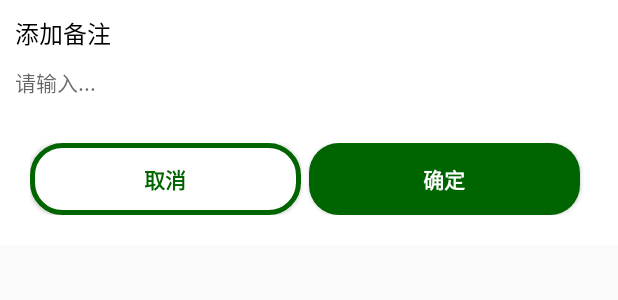
After one commit to BrBeau/KeepAccount, an Android app: the layout dialog_beizhu.xml on its own in the app's theme, with its tools: preview values and no code run, on a phone screen of 412 x 824 dp. The commit adds this screen. Shown: the top 300 px of the screen. Run offline under Robolectric (Android 15) with nearby library versions, the phone set to English and light mode, and no system bars.

```diff
--- /dev/null
+++ b/app/src/main/res/drawable/dialog_btn_bg.xml
@@ -0,0 +1,9 @@
+<?xml version="1.0" encoding="utf-8"?>
+<shape xmlns:android="http://schemas.android.com/apk/res/android"
+    android:shape="rectangle">
+    <!-- 四个角设定弧度-->
+    <corners android:radius="20dp"/>
+<!--    填充颜色-->
+    <solid android:color="@color/colorWhite"/>
+    <stroke android:color="@color/colorGreen" android:width="3dp"/>
+</shape>
--- /dev/null
+++ b/app/src/main/res/drawable/main_recordbtn_bg.xml
@@ -0,0 +1,7 @@
+<?xml version="1.0" encoding="utf-8"?>
+<shape xmlns:android="http://schemas.android.com/apk/res/android"
+    android:shape="rectangle">
+    <solid android:color="@color/colorGreen"/>
+    <!-- 表示四个角的弧度-->
+    <corners android:radius="20dp"/>
+</shape>
--- /dev/null
+++ b/app/src/main/res/layout/dialog_beizhu.xml
@@ -0,0 +1,52 @@
+<?xml version="1.0" encoding="utf-8"?>
+<RelativeLayout xmlns:android="http://schemas.android.com/apk/res/android"
+    android:layout_width="match_parent" android:layout_height="wrap_content"
+    android:padding="10dp"
+    android:background="@color/colorWhite">
+    <TextView
+        android:id="@+id/dialog_beizhu_tv"
+        android:layout_width="wrap_content"
+        android:layout_height="wrap_content"
+        android:text="@string/beizhu_dialog_fill"
+        android:textSize="16sp"
+        android:textColor="@color/colorBlack"/>
+    <EditText
+        android:id="@+id/dialog_beizhu_et"
+        android:layout_width="match_parent"
+        android:layout_height="wrap_content"
+        android:layout_below="@id/dialog_beizhu_tv"
+        android:hint="@string/beizhu_dialog_input"
+        android:layout_marginTop="10dp"
+        android:layout_marginBottom="20dp"
+        android:textSize="14sp"
+        android:background="@color/colorWhite">
+        <requestFocus/>
+    </EditText>
+    <LinearLayout
+        android:layout_width="match_parent"
+        android:layout_height="wrap_content"
+        android:orientation="horizontal"
+        android:layout_below="@id/dialog_beizhu_et"
+        android:padding="10dp">
+        <Button
+            android:id="@+id/dialog_beizhu_btn_cancel"
+            android:layout_width="0dp"
+            android:layout_height="wrap_content"
+            android:layout_weight="1"
+            android:text="@string/beizhu_dialog_cancel"
+            android:background="@drawable/dialog_btn_bg"
+            android:textStyle="bold"
+            android:textColor="@color/colorGreen"
+            android:layout_marginRight="5dp"/>
+        <Button
+            android:id="@+id/dialog_beizhu_btn_ensure"
+            android:layout_width="0dp"
+            android:layout_height="wrap_content"
+            android:layout_weight="1"
+            android:text="@string/beizhu_dialog_ensure"
+            android:background="@drawable/main_recordbtn_bg"
+            android:textStyle="bold"
+            android:textColor="@color/colorWhite"
+            android:layout_marginRight="5dp"/>
+    </LinearLayout>
+</RelativeLayout>
--- a/app/src/main/res/layout/m_item_lv.xml
+++ b/app/src/main/res/layout/m_item_lv.xml
@@ -28,7 +28,7 @@
             android:layout_marginTop="2dp"/>
 
         <TextView
-            android:id="@+id/m_item_remark"
+            android:id="@+id/m_item_beizhu"
             android:layout_width="wrap_content"
             android:layout_height="wrap_content"
             android:text="备注备注"
--- a/app/src/main/res/values/strings.xml
+++ b/app/src/main/res/values/strings.xml
@@ -10,6 +10,12 @@
     <string name="out_remark">添加备注</string>
 
 
+    <string name="beizhu_dialog_cancel">取消</string>
+    <string name="beizhu_dialog_fill">添加备注</string>
+    <string name="beizhu_dialog_ensure">确定</string>
+    <string name="beizhu_dialog_input">请输入...</string>
+
+
     <!-- TODO: Remove or change this placeholder text -->
     <string name="hello_blank_fragment">Hello blank fragment</string>
 
```
Also changed, not shown: app/src/main/java/com/byron/keepaccount/MainActivity.java (+46 -5 lines), app/src/main/java/com/byron/keepaccount/adapter/MainListViewAdapter.java (+44 -4 lines), app/src/main/java/com/byron/keepaccount/db/DbManager.java (+30 -0 lines), app/src/main/java/com/byron/keepaccount/dialog/BeiZhuDialog.java (added, +26 -0 lines), app/src/main/res/drawable/m_head_show.png (added).
